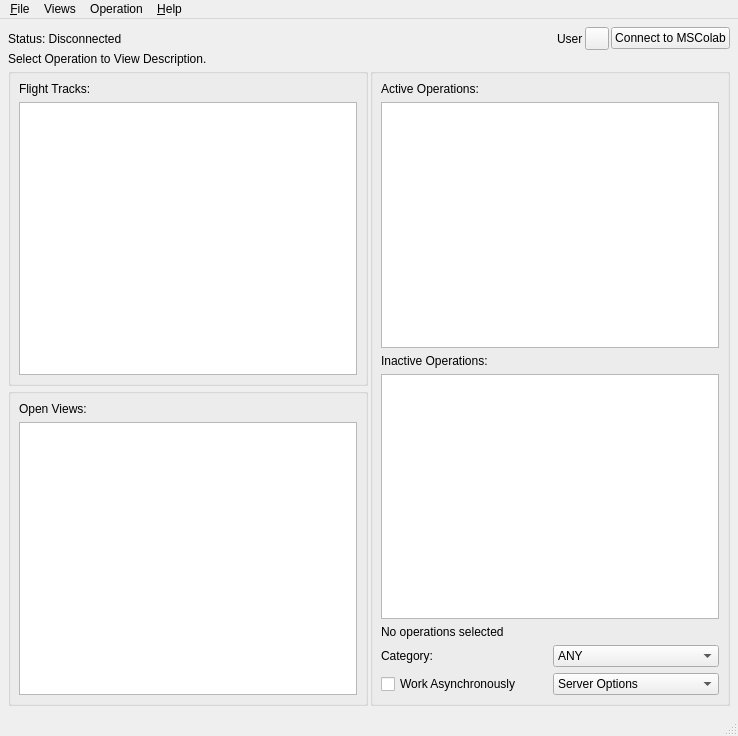
This is mslib/msui/ui/ui_mainwindow.ui in Open-MSS/MSS as Qt 5 draws it before an edit. The edited form follows.
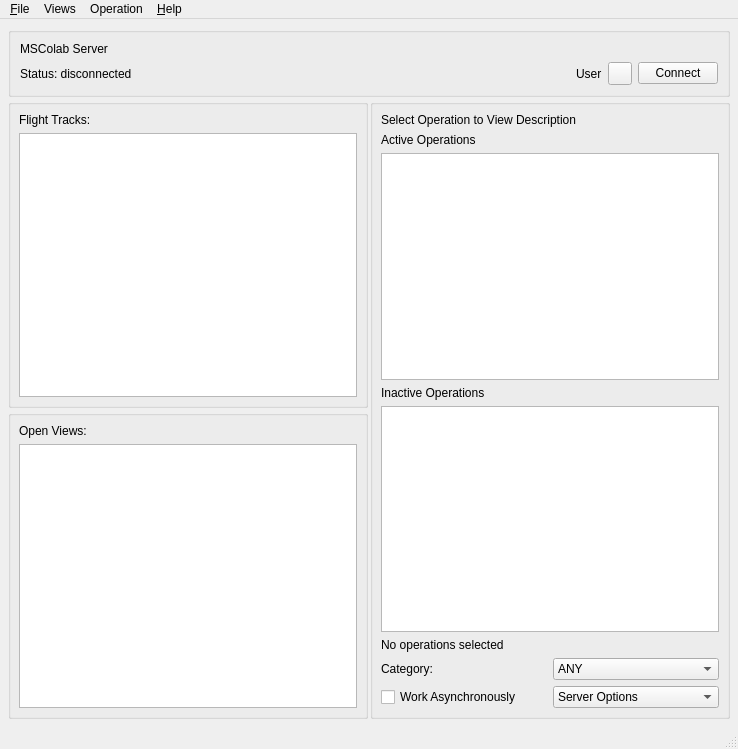
This is the edited form.

Commit message:
Hide mscolab ui when not needed
Fix #1625

The edit to the form file:
```diff
--- a/mslib/msui/ui/ui_mainwindow.ui
+++ b/mslib/msui/ui/ui_mainwindow.ui
@@ -7,7 +7,7 @@
     <x>0</x>
     <y>0</y>
     <width>738</width>
-    <height>736</height>
+    <height>749</height>
    </rect>
   </property>
   <property name="minimumSize">
@@ -20,7 +20,7 @@
    <string>Mission Support System</string>
   </property>
   <widget class="QWidget" name="centralwidget">
-   <layout class="QGridLayout" name="gridLayout" rowstretch="0,0,0,0" columnstretch="1,1">
+   <layout class="QGridLayout" name="gridLayout" rowstretch="0" columnstretch="1,0">
     <property name="leftMargin">
      <number>8</number>
     </property>
@@ -36,76 +36,37 @@
     <property name="spacing">
      <number>2</number>
     </property>
-    <item row="3" column="0">
-     <widget class="QGroupBox" name="openViewsGb">
-      <layout class="QVBoxLayout" name="openViewsVL">
-       <property name="leftMargin">
-        <number>8</number>
-       </property>
-       <property name="topMargin">
-        <number>8</number>
-       </property>
-       <property name="rightMargin">
-        <number>8</number>
-       </property>
-       <property name="bottomMargin">
-        <number>8</number>
-       </property>
-       <item>
-        <widget class="QLabel" name="openViewsLabel">
-         <property name="text">
-          <string>Open Views:</string>
-         </property>
-        </widget>
-       </item>
-       <item>
-        <widget class="QListWidget" name="listViews">
-         <property name="toolTip">
-          <string>Double-click a view to bring it to the front.</string>
-         </property>
-        </widget>
-       </item>
-      </layout>
-     </widget>
-    </item>
-    <item row="2" column="0">
-     <widget class="QGroupBox" name="openFlightTracksGb">
-      <property name="title">
-       <string/>
-      </property>
-      <layout class="QVBoxLayout" name="verticalLayout">
-       <property name="leftMargin">
-        <number>8</number>
-       </property>
-       <property name="topMargin">
-        <number>8</number>
-       </property>
-       <property name="rightMargin">
-        <number>8</number>
-       </property>
-       <property name="bottomMargin">
-        <number>8</number>
-       </property>
-       <item>
-        <widget class="QLabel" name="openFlightTracksLabel">
-         <property name="text">
-          <string>Flight Tracks:</string>
-         </property>
-        </widget>
-       </item>
-       <item>
-        <widget class="QListWidget" name="listFlightTracks">
-         <property name="toolTip">
-          <string>List of open flight tracks.
-Double-click a flight track to activate it.
-Save a flight track to name it.</string>
-         </property>
-        </widget>
-       </item>
-      </layout>
-     </widget>
-    </item>
     <item row="0" column="0" colspan="2">
+     <layout class="QVBoxLayout" name="verticalLayout_2">
+      <property name="sizeConstraint">
+       <enum>QLayout::SetMaximumSize</enum>
+      </property>
+      <item>
+       <widget class="QGroupBox" name="MSColabConnectGb">
+        <property name="sizePolicy">
+         <sizepolicy hsizetype="Preferred" vsizetype="Preferred">
+          <horstretch>0</horstretch>
+          <verstretch>0</verstretch>
+         </sizepolicy>
+        </property>
+        <property name="minimumSize">
+         <size>
+          <width>0</width>
+          <height>0</height>
+         </size>
+        </property>
+        <property name="title">
+         <string/>
+        </property>
+        <layout class="QVBoxLayout" name="verticalLayout_3">
+         <item>
+          <widget class="QLabel" name="mscolabServerLabel">
+           <property name="text">
+            <string>MSColab Server</string>
+           </property>
+          </widget>
+         </item>
+         <item>
      <layout class="QHBoxLayout" name="userOptionsHL" stretch="1,0,0,0">
       <property name="leftMargin">
        <number>0</number>
@@ -116,7 +77,7 @@
       <item>
        <widget class="QLabel" name="mscStatusLabel">
         <property name="text">
-         <string>Status: Disconnected</string>
+              <string>Status: disconnected</string>
         </property>
         <property name="wordWrap">
          <bool>true</bool>
@@ -143,20 +104,116 @@
         </property>
        </widget>
       </item>
-      <item alignment="Qt::AlignRight">
+           <item>
        <widget class="QPushButton" name="connectBtn">
         <property name="toolTip">
          <string>Connect to an MSColab Server</string>
         </property>
         <property name="text">
-         <string>Connect to MSColab</string>
+              <string>Connect</string>
         </property>
        </widget>
       </item>
      </layout>
     </item>
-    <item row="2" column="1" rowspan="2">
+        </layout>
+       </widget>
+      </item>
+      <item>
+       <layout class="QHBoxLayout" name="horizontalLayout">
+        <item>
+         <layout class="QVBoxLayout" name="verticalLayout_5">
+          <item>
+           <widget class="QGroupBox" name="openFlightTracksGb">
+            <property name="sizePolicy">
+             <sizepolicy hsizetype="Expanding" vsizetype="Preferred">
+              <horstretch>0</horstretch>
+              <verstretch>0</verstretch>
+             </sizepolicy>
+            </property>
+            <property name="title">
+             <string/>
+            </property>
+            <layout class="QVBoxLayout" name="verticalLayout">
+             <property name="leftMargin">
+              <number>8</number>
+             </property>
+             <property name="topMargin">
+              <number>8</number>
+             </property>
+             <property name="rightMargin">
+              <number>8</number>
+             </property>
+             <property name="bottomMargin">
+              <number>8</number>
+             </property>
+             <item>
+              <widget class="QLabel" name="openFlightTracksLabel">
+               <property name="text">
+                <string>Flight Tracks:</string>
+               </property>
+              </widget>
+             </item>
+             <item>
+              <widget class="QListWidget" name="listFlightTracks">
+               <property name="toolTip">
+                <string>List of open flight tracks.
+Double-click a flight track to activate it.
+Save a flight track to name it.</string>
+               </property>
+              </widget>
+             </item>
+            </layout>
+           </widget>
+          </item>
+          <item>
+           <widget class="QGroupBox" name="openViewsGb">
+            <property name="sizePolicy">
+             <sizepolicy hsizetype="Expanding" vsizetype="Preferred">
+              <horstretch>0</horstretch>
+              <verstretch>0</verstretch>
+             </sizepolicy>
+            </property>
+            <layout class="QVBoxLayout" name="openViewsVL">
+             <property name="leftMargin">
+              <number>8</number>
+             </property>
+             <property name="topMargin">
+              <number>8</number>
+             </property>
+             <property name="rightMargin">
+              <number>8</number>
+             </property>
+             <property name="bottomMargin">
+              <number>8</number>
+             </property>
+             <item>
+              <widget class="QLabel" name="openViewsLabel">
+               <property name="text">
+                <string>Open Views:</string>
+               </property>
+              </widget>
+             </item>
+             <item>
+              <widget class="QListWidget" name="listViews">
+               <property name="toolTip">
+                <string>Double-click a view to bring it to the front.</string>
+               </property>
+              </widget>
+             </item>
+            </layout>
+           </widget>
+          </item>
+         </layout>
+        </item>
+        <item>
      <widget class="QGroupBox" name="openOperationsGb">
+          <property name="sizePolicy">
+           <sizepolicy hsizetype="Expanding" vsizetype="Preferred">
+            <horstretch>0</horstretch>
+            <verstretch>0</verstretch>
+           </sizepolicy>
+          </property>
       <property name="title">
        <string/>
       </property>
@@ -173,29 +230,7 @@
        <property name="bottomMargin">
         <number>8</number>
        </property>
-       <item row="8" column="1">
-        <widget class="QComboBox" name="serverOptionsCb">
-         <property name="toolTip">
-          <string>Fetch/Save Server options</string>
-         </property>
-         <item>
-          <property name="text">
-           <string>Server Options</string>
-          </property>
-         </item>
-         <item>
-          <property name="text">
-           <string>Fetch From Server</string>
-          </property>
-         </item>
-         <item>
-          <property name="text">
-           <string>Save To Server</string>
-          </property>
-         </item>
-        </widget>
-       </item>
-       <item row="7" column="1">
+           <item row="10" column="1">
         <widget class="QComboBox" name="filterCategoryCb">
          <property name="whatsThis">
           <string>filter by operation category</string>
@@ -219,27 +254,24 @@
          </item>
         </widget>
        </item>
-       <item row="8" column="0">
-        <widget class="QCheckBox" name="workLocallyCheckbox">
-         <property name="toolTip">
-          <string>Check to work asynchronously from the server</string>
-         </property>
-         <property name="text">
-          <string>Work Asynchronously</string>
-         </property>
-        </widget>
-       </item>
-       <item row="3" column="0" colspan="2">
-        <widget class="QListWidget" name="listInactiveOperationsMSC"/>
-       </item>
-       <item row="7" column="0">
+           <item row="10" column="0">
         <widget class="QLabel" name="categoryLabel">
          <property name="text">
           <string>Category:</string>
          </property>
         </widget>
        </item>
-       <item row="4" column="0" colspan="2">
+           <item row="5" column="0">
+            <widget class="QLabel" name="inactiveOperationsLabel">
+             <property name="text">
+              <string>Inactive Operations</string>
+             </property>
+            </widget>
+           </item>
+           <item row="6" column="0" colspan="2">
+            <widget class="QListWidget" name="listInactiveOperationsMSC"/>
+           </item>
+           <item row="7" column="0" colspan="2">
         <widget class="QLabel" name="workingStatusLabel">
          <property name="text">
           <string>No operations selected</string>
@@ -249,14 +281,39 @@
          </property>
         </widget>
        </item>
-       <item row="0" column="0">
-        <widget class="QLabel" name="openOperationsMSCLabel">
+           <item row="11" column="1">
+            <widget class="QComboBox" name="serverOptionsCb">
+             <property name="toolTip">
+              <string>Fetch/Save Server options</string>
+             </property>
+             <item>
          <property name="text">
-          <string>Active Operations:</string>
-         </property>
-        </widget>
-       </item>
-       <item row="1" column="0" colspan="2">
+               <string>Server Options</string>
+              </property>
+             </item>
+             <item>
+              <property name="text">
+               <string>Fetch From Server</string>
+              </property>
+             </item>
+             <item>
+              <property name="text">
+               <string>Save To Server</string>
+              </property>
+             </item>
+            </widget>
+           </item>
+           <item row="11" column="0">
+            <widget class="QCheckBox" name="workLocallyCheckbox">
+             <property name="toolTip">
+              <string>Check to work asynchronously from the server</string>
+             </property>
+             <property name="text">
+              <string>Work Asynchronously</string>
+             </property>
+            </widget>
+           </item>
+           <item row="4" column="0" colspan="2">
         <widget class="QListWidget" name="listOperationsMSC">
          <property name="toolTip">
           <string>List of mscolab operations.
@@ -264,22 +321,26 @@
          </property>
         </widget>
        </item>
-       <item row="2" column="0">
-        <widget class="QLabel" name="label">
-         <property name="text">
-          <string>Inactive Operations:</string>
-         </property>
-        </widget>
-       </item>
-      </layout>
-     </widget>
-    </item>
     <item row="1" column="0" colspan="2">
      <widget class="QLabel" name="activeOperationDesc">
       <property name="text">
-       <string>Select Operation to View Description.</string>
-      </property>
-     </widget>
+              <string>Select Operation to View Description</string>
+             </property>
+            </widget>
+           </item>
+           <item row="2" column="0">
+            <widget class="QLabel" name="activeOperationsLabel">
+             <property name="text">
+              <string>Active Operations</string>
+             </property>
+            </widget>
+           </item>
+          </layout>
+         </widget>
+        </item>
+       </layout>
+      </item>
+     </layout>
     </item>
    </layout>
   </widget>
```
Left out of the diff: 2 changed lines with no effect on the pictures. Lines whose indentation alone changed are shown as unchanged. The commit also changes 3 other files.
